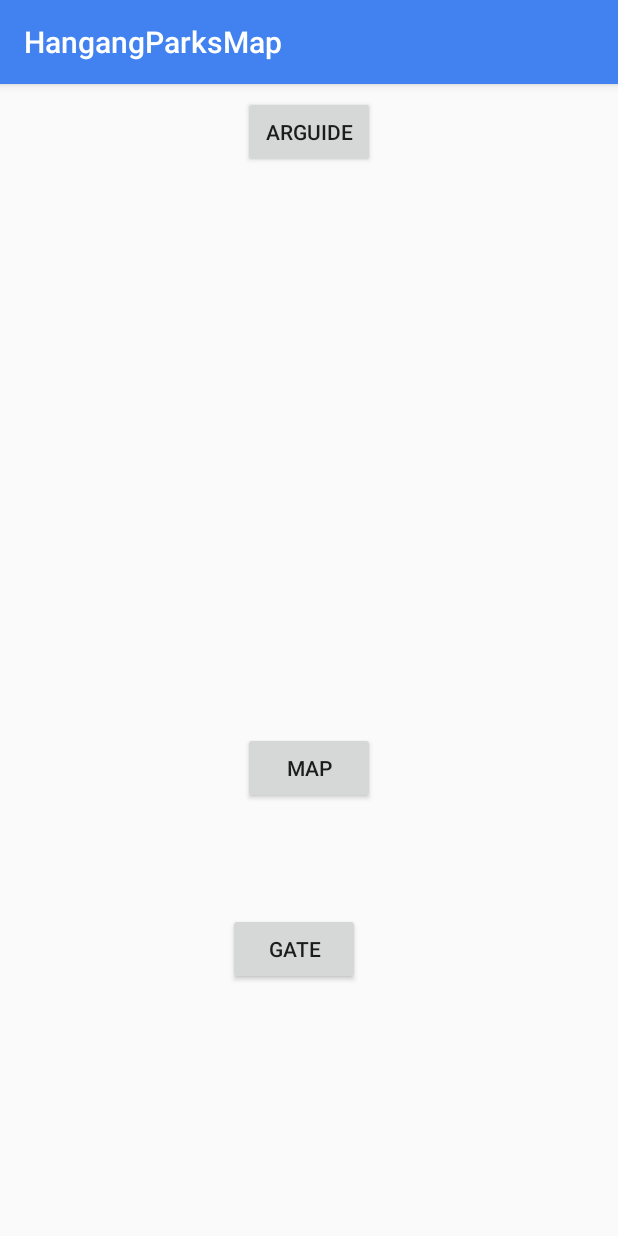
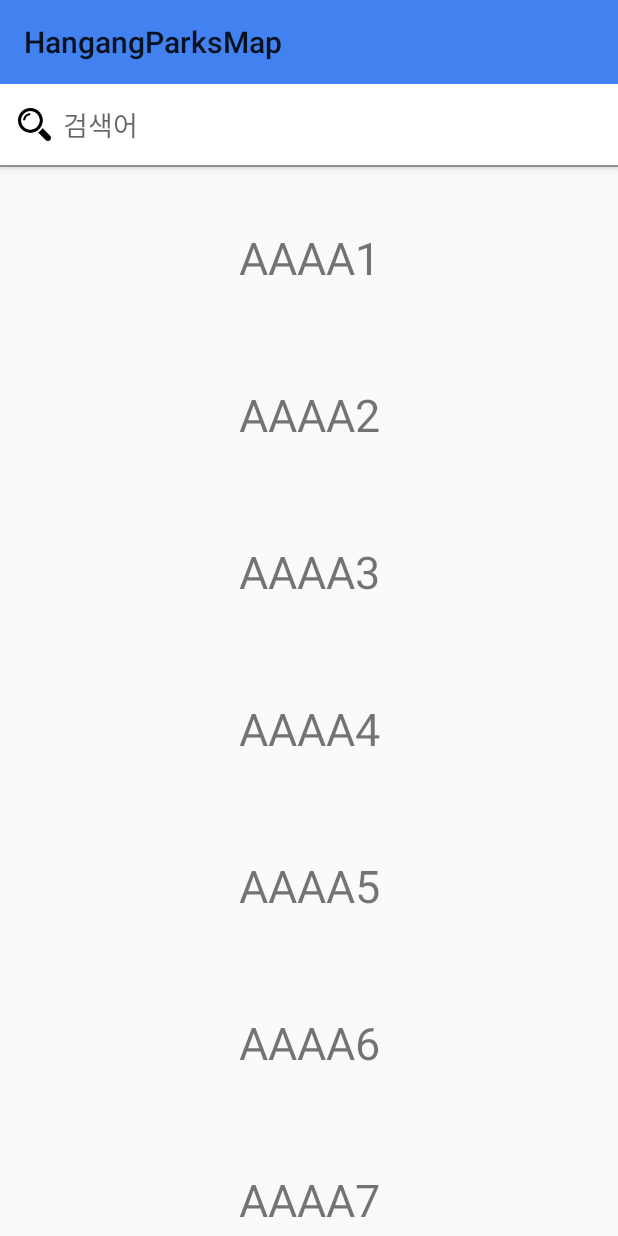
Before and after one commit to Junmung/HangangParksMap, an Android app: the screen it shows after launch (MainActivity before the commit, CultureActivity after it), after a tap on "GATE", on a phone screen of 412 x 824 dp. Run offline under Robolectric (Android 15) with nearby library versions, the phone set to English and light mode, and no system bars; libraries missing offline, so code that uses them is left out: com.gun0912.tedpermission, io.realm; 3 statements that could not run were skipped.

Commit message:
Culture Activity
Layout 디자인, RecyclerView 틀 구성

```diff
--- a/app/src/main/java/com/example/junmung/hangangparksmap/Culture/CultureActivity.java
+++ b/app/src/main/java/com/example/junmung/hangangparksmap/Culture/CultureActivity.java
@@ -1,21 +1,19 @@
 package com.example.junmung.hangangparksmap.Culture;
 
-import android.support.design.widget.BottomNavigationView;
-import android.support.v4.app.Fragment;
-import android.support.v4.app.FragmentManager;
-import android.support.v4.app.FragmentPagerAdapter;
-import android.support.v4.view.ViewPager;
 import android.support.v7.app.AppCompatActivity;
 import android.os.Bundle;
-import android.view.MenuItem;
+import android.support.v7.widget.RecyclerView;
+import android.support.v7.widget.Toolbar;
 
 import com.example.junmung.hangangparksmap.R;
+
+import java.util.ArrayList;
+import java.util.List;
 
 public class CultureActivity extends AppCompatActivity {
     // 행사목록 아이템
     // 아이템내에 즐겨찾기버튼, 기간 지난건 보여주지않기,
     // 최근일자 순서로 보여주고
-    // 필터가 굉장히 중요!
     // 필터에 즐겨찾기를 넣는게 나을듯 - 액션바에서 컨트롤 하기 위함
     // 지역, 일자, 즐겨찾기
 
@@ -24,21 +22,42 @@ public class CultureActivity extends AppCompatActivity {
 
     //  툴바 커스텀 작업 하기
 
+    // 디비에서 리스트 받아오기
+    // item 구성
+    // 플로팅버튼 추가 ?
 
+    private RecyclerView recyclerView;
+    private CultureItemAdapter itemAdapter;
 
     @Override
     protected void onCreate(Bundle savedInstanceState) {
         super.onCreate(savedInstanceState);
         setContentView(R.layout.activity_culture);
+        Toolbar toolbar = findViewById(R.id.activity_culture_toolbar);
+        setSupportActionBar(toolbar);
+        getID_SetListener();
 
-        getID_SetListener();
+        List<CultureItem> items = new ArrayList();
+
+        items.add(new CultureItem("AAAA1"));
+        items.add(new CultureItem("AAAA2"));
+        items.add(new CultureItem("AAAA3"));
+        items.add(new CultureItem("AAAA4"));
+        items.add(new CultureItem("AAAA5"));
+        items.add(new CultureItem("AAAA6"));
+        items.add(new CultureItem("AAAA7"));
+        items.add(new CultureItem("AAAA8"));
+        items.add(new CultureItem("AAAA9"));
+        items.add(new CultureItem("AAAA10"));
+
+
+        itemAdapter = new CultureItemAdapter(items);
+        recyclerView.setAdapter(itemAdapter);
 
     }
 
     private void getID_SetListener() {
-
-
-
+        recyclerView = findViewById(R.id.activity_culture_recyclerView);
 
     }
 }
--- /dev/null
+++ b/app/src/main/java/com/example/junmung/hangangparksmap/Culture/CultureItem.java
@@ -0,0 +1,17 @@
+package com.example.junmung.hangangparksmap.Culture;
+
+public class CultureItem {
+    String temp;
+
+    public CultureItem(String temp) {
+        this.temp = temp;
+    }
+
+    public String getTemp() {
+        return temp;
+    }
+
+    public void setTemp(String temp) {
+        this.temp = temp;
+    }
+}
--- /dev/null
+++ b/app/src/main/java/com/example/junmung/hangangparksmap/Culture/CultureItemAdapter.java
@@ -0,0 +1,96 @@
+package com.example.junmung.hangangparksmap.Culture;
+
+import android.content.Context;
+import android.content.Intent;
+import android.support.v7.widget.RecyclerView;
+import android.view.LayoutInflater;
+import android.view.View;
+import android.view.ViewGroup;
+import android.view.animation.Animation;
+import android.view.animation.AnimationUtils;
+import android.widget.TextView;
+import android.widget.Toast;
+
+import com.example.junmung.hangangparksmap.R;
+
+import java.util.List;
+
+public class CultureItemAdapter extends RecyclerView.Adapter<CultureItemAdapter.ViewHolder> {
+    private List<CultureItem> cultureItems;
+    private Context context;
+    private int lastPosition = -1;
+
+
+    public CultureItemAdapter(List<CultureItem> filterItems) {
+        this.cultureItems = filterItems;
+    }
+
+    @Override
+    public void onBindViewHolder(ViewHolder holder, int position) {
+        final CultureItem cultureItem = cultureItems.get(position);
+
+//        String date = new SimpleDateFormat("MM월 dd일").format(memoItem.getDate());
+
+        holder.title.setText(cultureItem.getTemp());
+
+        Animation animation = AnimationUtils.loadAnimation(context,
+                (position > lastPosition) ? R.anim.up_from_bottom : R.anim.down_from_top);
+
+        holder.itemView.setAnimation(animation);
+        holder.itemView.startAnimation(animation);
+        lastPosition = position;
+    }
+
+
+
+
+    @Override
+    public CultureItemAdapter.ViewHolder onCreateViewHolder(ViewGroup parent, int viewType) {
+        context = parent.getContext();
+        // 새로운 뷰 만들기
+        View view = LayoutInflater.from(context).inflate(R.layout.item_culture, parent, false);
+
+        // 뷰사이즈 세팅, 마진, 패딩 등등 세팅하는 곳
+        ViewHolder viewHolder = new ViewHolder(view);
+
+        return viewHolder;
+    }
+
+
+
+    @Override
+    public int getItemCount() {
+        return cultureItems.size();
+    }
+
+    @Override
+    public long getItemId(int position) {
+        return position;
+    }
+
+    // 뷰홀더
+    class ViewHolder extends RecyclerView.ViewHolder implements  View.OnClickListener {
+        TextView title;
+
+        public ViewHolder(View itemView){
+            super(itemView);
+            itemView.setOnClickListener(this);
+            title = itemView.findViewById(R.id.item_culture_textView);
+        }
+
+
+        @Override
+        public void onClick(View v) {
+            Toast.makeText(context, "눌림", Toast.LENGTH_SHORT).show();
+//            Intent intent = new Intent(context, MemoOpenActivity.class);
+//            intent.putExtra("MemoTitle", title.getText());
+//            context.startActivity(intent);
+        }
+    }
+
+    @Override
+    public void onViewDetachedFromWindow(ViewHolder holder) {
+        super.onViewDetachedFromWindow(holder);
+        holder.itemView.clearAnimation();
+    }
+}
--- a/app/src/main/res/layout/activity_arguide.xml
+++ b/app/src/main/res/layout/activity_arguide.xml
@@ -24,16 +24,6 @@
             app:layout_constraintStart_toStartOf="parent"
             app:layout_constraintTop_toTopOf="parent" />
 
-        <Button
-            android:id="@+id/test"
-            android:layout_width="wrap_content"
-            android:layout_height="wrap_content"
-            android:layout_marginEnd="8dp"
-            android:layout_marginTop="8dp"
-            android:text="Button"
-            app:layout_constraintEnd_toEndOf="parent"
-            app:layout_constraintTop_toTopOf="parent" />
-
     </android.support.constraint.ConstraintLayout>
 
 
@@ -43,24 +33,41 @@
         android:layout_height="wrap_content"
         android:layout_below="@+id/activity_ARGuide_separator">
 
-        <!--<fragment-->
-        <!--android:id="@+id/googleMap"-->
-        <!--xmlns:android="http://schemas.android.com/apk/res/android"-->
-        <!--xmlns:tools="http://schemas.android.com/tools"-->
-        <!--android:layout_width="match_parent"-->
-        <!--android:layout_height="match_parent"-->
-        <!--tools:context=".MapsActivity"-->
-        <!--android:name="com.google.android.gms.maps.SupportMapFragment" />-->
 
 
     </RelativeLayout>
 
 
-
-    <View
+    <android.support.constraint.ConstraintLayout
         android:id="@+id/activity_ARGuide_separator"
         android:layout_width="match_parent"
         android:layout_height="25dp"
         android:layout_centerVertical="true"
-        android:background="#FF0000"></View>
+        android:background="@color/colorBlack"
+        android:elevation="5dp">
+
+        <View
+            android:id="@+id/divider"
+            android:layout_width="30dp"
+            android:layout_height="1dp"
+            android:layout_marginBottom="8dp"
+            android:layout_marginEnd="8dp"
+            android:layout_marginStart="8dp"
+            android:background="@android:color/darker_gray"
+            app:layout_constraintBottom_toBottomOf="parent"
+            app:layout_constraintEnd_toEndOf="parent"
+            app:layout_constraintStart_toStartOf="parent" />
+
+        <View
+            android:id="@+id/divider2"
+            android:layout_width="30dp"
+            android:layout_height="1dp"
+            android:layout_marginEnd="8dp"
+            android:layout_marginStart="8dp"
+            android:layout_marginTop="8dp"
+            android:background="@android:color/darker_gray"
+            app:layout_constraintEnd_toEndOf="parent"
+            app:layout_constraintStart_toStartOf="parent"
+            app:layout_constraintTop_toTopOf="parent" />
+    </android.support.constraint.ConstraintLayout>
 </RelativeLayout>
--- a/app/src/main/res/layout/activity_culture.xml
+++ b/app/src/main/res/layout/activity_culture.xml
@@ -1,17 +1,39 @@
 <?xml version="1.0" encoding="utf-8"?>
-<android.support.design.widget.CoordinatorLayout xmlns:android="http://schemas.android.com/apk/res/android"
+<android.support.constraint.ConstraintLayout xmlns:android="http://schemas.android.com/apk/res/android"
     xmlns:app="http://schemas.android.com/apk/res-auto"
     xmlns:tools="http://schemas.android.com/tools"
     android:layout_width="match_parent"
     android:layout_height="match_parent"
     android:fitsSystemWindows="false"
     tools:context=".Culture.CultureActivity">
+
+    <android.support.v7.widget.Toolbar
+        android:id="@+id/activity_culture_toolbar"
+        android:layout_width="match_parent"
+        android:layout_height="wrap_content"
+        android:background="?attr/colorPrimary"
+        android:minHeight="?attr/actionBarSize"
+        android:theme="@style/NoActionBar"
+        app:layout_constraintEnd_toEndOf="parent"
+        app:layout_constraintStart_toStartOf="parent"
+        app:layout_constraintTop_toTopOf="parent" />
+
+    <android.support.design.widget.CoordinatorLayout
+        android:id="@+id/activity_culture_listContainer"
+        android:layout_width="match_parent"
+        android:layout_height="0dp"
+        app:layout_constraintBottom_toBottomOf="parent"
+        app:layout_constraintEnd_toEndOf="parent"
+        app:layout_constraintStart_toStartOf="parent"
+        app:layout_constraintTop_toBottomOf="@+id/activity_culture_toolbar">
+
         <android.support.design.widget.AppBarLayout
             android:id="@+id/activity_culture_appBarLayout"
             android:layout_width="match_parent"
             android:layout_height="wrap_content"
-        android:fitsSystemWindows="true"
-        >
+            android:layout_alignBottom='@+id/activity_culture_toolbar'
+            android:layout_below='@+id/activity_culture_toolbar'
+            android:fitsSystemWindows="true">
 
             <android.support.design.widget.CollapsingToolbarLayout
                 android:layout_width="match_parent"
@@ -22,42 +44,43 @@
                 <android.support.constraint.ConstraintLayout
                     android:layout_width="match_parent"
                     android:layout_height="wrap_content"
-                android:background="@color/colorWhite">
+                    android:background="@color/colorWhite"
+                    >
 
                     <ImageView
                         android:id="@+id/imageView"
-                    android:layout_width="24dp"
-                    android:layout_height="24dp"
-                    android:layout_marginStart="16dp"
+                        android:layout_width="22dp"
+                        android:layout_height="22dp"
+                        android:layout_marginStart="12dp"
                         android:layout_marginTop="16dp"
+                        android:scaleType="fitCenter"
                         app:layout_constraintStart_toStartOf="parent"
-                    app:layout_constraintTop_toTopOf="parent" />
+                        app:layout_constraintTop_toTopOf="parent"
+                        app:srcCompat="@drawable/menu_search_64p" />
 
                     <EditText
                         android:id="@+id/activity_culture_editText_search"
                         android:layout_width="0dp"
-                    android:layout_height="wrap_content"
+                        android:layout_height="27dp"
                         android:layout_marginEnd="16dp"
                         android:layout_marginStart="8dp"
+                        android:background="#00000000"
                         android:ems="10"
                         android:hint="검색어"
                         android:inputType="textPersonName"
                         android:singleLine="false"
                         android:textSize="18sp"
-                    android:background="#00000000"
-                    app:srcCompat="@drawable/menu_search_64p"
                         app:layout_constraintBottom_toBottomOf="@+id/imageView"
                         app:layout_constraintEnd_toEndOf="parent"
                         app:layout_constraintHorizontal_bias="0.0"
                         app:layout_constraintStart_toEndOf="@+id/imageView"
-                    app:layout_constraintTop_toTopOf="@+id/imageView" />
+                        app:layout_constraintTop_toTopOf="@+id/imageView"
+                        app:srcCompat="@drawable/menu_search_64p" />
 
                     <View
                         android:id="@+id/activity_culture_divider"
                         android:layout_width="0dp"
                         android:layout_height="1dp"
-                    android:layout_marginEnd="8dp"
-                    android:layout_marginStart="8dp"
                         android:layout_marginTop="16dp"
                         android:background="@color/colorHalfInvisibleBlack"
                         android:elevation="1dp"
@@ -66,6 +89,7 @@
                         app:layout_constraintEnd_toEndOf="parent"
                         app:layout_constraintStart_toStartOf="parent"
                         app:layout_constraintTop_toBottomOf="@+id/imageView" />
+
                 </android.support.constraint.ConstraintLayout>
 
 
@@ -74,6 +98,7 @@
         </android.support.design.widget.AppBarLayout>
 
         <android.support.v7.widget.RecyclerView
+            android:id="@+id/activity_culture_recyclerView"
             android:layout_width="match_parent"
             android:layout_height="wrap_content"
             android:layout_marginBottom="24dp"
@@ -84,7 +109,10 @@
             app:layout_anchor="@+id/activity_culture_appBarLayout"
             app:layout_anchorGravity="top|bottom|center"
             app:layout_behavior="@string/appbar_scrolling_view_behavior" />
+    </android.support.design.widget.CoordinatorLayout>
 
 
 
-</android.support.design.widget.CoordinatorLayout>
+
+
+</android.support.constraint.ConstraintLayout>
--- /dev/null
+++ b/app/src/main/res/layout/item_culture.xml
@@ -0,0 +1,22 @@
+<?xml version="1.0" encoding="utf-8"?>
+<android.support.constraint.ConstraintLayout xmlns:android="http://schemas.android.com/apk/res/android"
+    xmlns:app="http://schemas.android.com/apk/res-auto"
+    xmlns:tools="http://schemas.android.com/tools"
+    android:layout_width="match_parent"
+    android:layout_height="wrap_content">
+
+    <TextView
+        android:id="@+id/item_culture_textView"
+        android:layout_width="wrap_content"
+        android:layout_height="wrap_content"
+        android:layout_marginBottom="32dp"
+        android:layout_marginEnd="8dp"
+        android:layout_marginStart="8dp"
+        android:layout_marginTop="32dp"
+        android:text="TextView"
+        android:textSize="30sp"
+        app:layout_constraintBottom_toBottomOf="parent"
+        app:layout_constraintEnd_toEndOf="parent"
+        app:layout_constraintStart_toStartOf="parent"
+        app:layout_constraintTop_toTopOf="parent" />
+</android.support.constraint.ConstraintLayout>
```
Also changed, not shown: app/src/main/AndroidManifest.xml (+17 -15 lines), app/src/main/java/com/example/junmung/hangangparksmap/Map/CultureWebViewClient.java (+17 -2 lines), app/src/main/res/anim/down_from_top.xml (added, +20 -0 lines), app/src/main/res/anim/up_from_bottom.xml (added, +20 -0 lines). Lines whose indentation alone changed are shown as unchanged.
